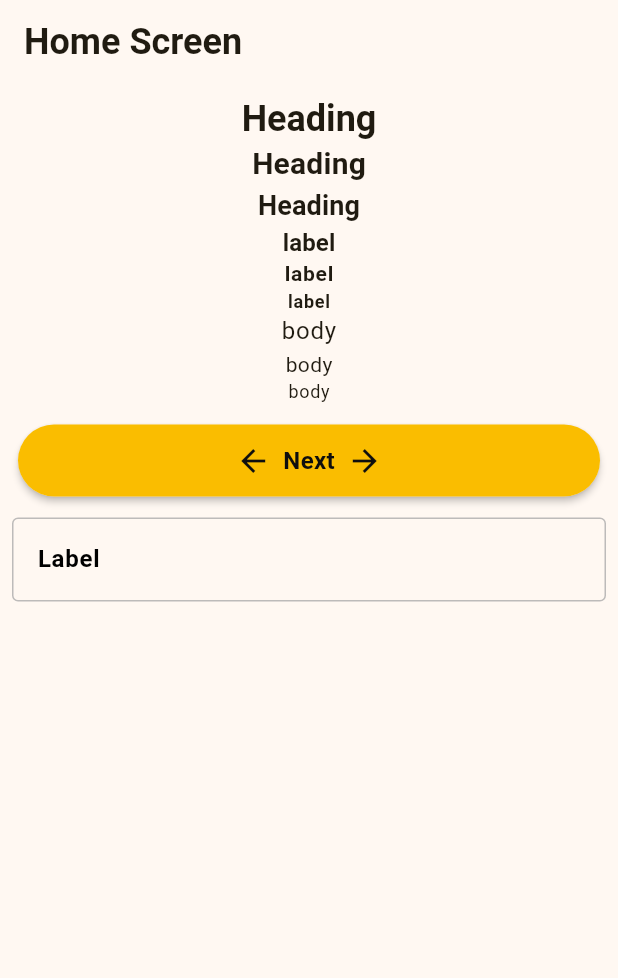
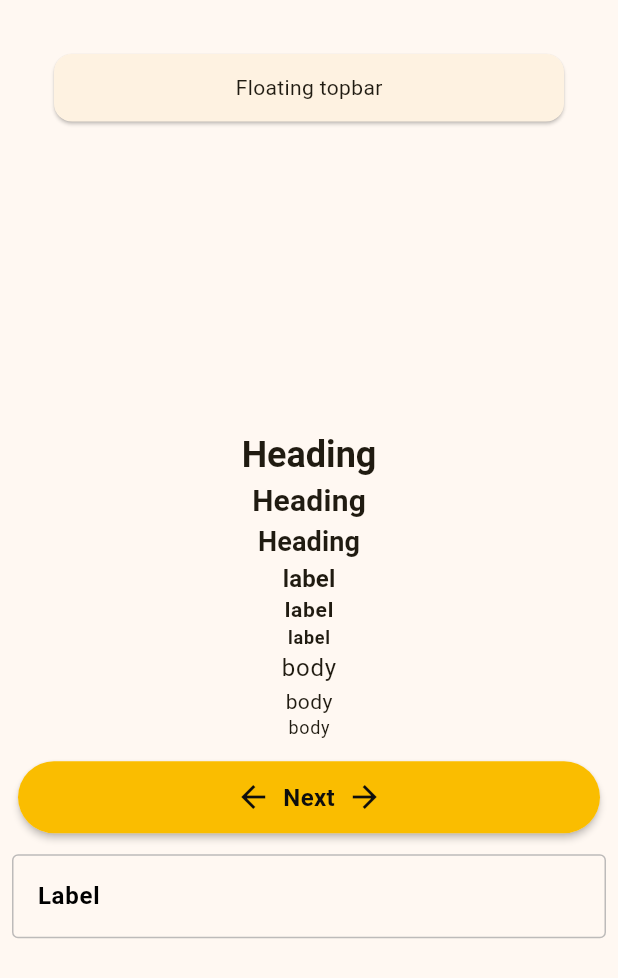
Before and after one commit to bigb45/project-delphi, a Flutter app: the screen it shows after launch, on a phone screen of 412 x 824 dp. Shown: the top 978 px of the screen. Run offline on Flutter 3.47's test engine with Material 3 defaults, Android fonts, the phone set to English and light mode, and no system bars.

Commit message:
Feature: add initial floating top bar component

```diff
--- a/lib/main.dart
+++ b/lib/main.dart
@@ -2,6 +2,7 @@
 
 import 'package:flutter/material.dart';
 import 'package:project_delphi/widgets/button.dart';
+import 'package:project_delphi/widgets/floating_topbar.dart';
 import 'package:project_delphi/widgets/textfield.dart';
 import 'util.dart';
 import 'theme.dart';
@@ -37,16 +38,20 @@ class Catalog extends StatelessWidget {
 
   @override
   Widget build(BuildContext context) {
-    return Scaffold(
-      appBar: AppBar(
-        title: const Text('Home Screen'),
-      ),
+    return SafeArea(
+      child: Scaffold(
+        extendBodyBehindAppBar: true,
+        appBar: FloatingTopbar(),
       body: Center(
         child: Padding(
           padding: const EdgeInsets.all(8.0),
+            child: SingleChildScrollView(
           child: Column(
             mainAxisAlignment: MainAxisAlignment.start,
             children: [
+                  SizedBox(
+                    height: 100,
+                  ),
               Typography(),
               SizedBox(
                 height: 10,
@@ -66,6 +71,8 @@ class Catalog extends StatelessWidget {
                 height: 10,
               ),
             ],
+              ),
+            ),
           ),
         ),
       ),
--- /dev/null
+++ b/lib/widgets/floating_topbar.dart
@@ -0,0 +1,39 @@
+import 'package:flutter/material.dart';
+
+class FloatingTopbar extends StatefulWidget implements PreferredSizeWidget {
+  const FloatingTopbar({super.key});
+
+  @override
+  State<FloatingTopbar> createState() => _FloatingTopbarState();
+
+  @override
+  Size get preferredSize => const Size.fromHeight(53 + 64);
+}
+
+class _FloatingTopbarState extends State<FloatingTopbar> {
+  @override
+  Widget build(BuildContext context) {
+    return const Padding(
+      padding: EdgeInsets.symmetric(horizontal: 32, vertical: 32),
+      child: Card(
+        child: Center(
+            child: Text(
+          "Floating topbar",
+        )),
+      ),
+    );
+    // return AppBar(
+    //   title: const Text("Floating Topbar"),
+    //   actions: [
+    //     IconButton(
+    //       icon: const Icon(Icons.search),
+    //       onPressed: () {},
+    //     ),
+    //     IconButton(
+    //       icon: const Icon(Icons.more_vert),
+    //       onPressed: () {},
+    //     ),
+    //   ],
+    // );
+  }
+}
```
